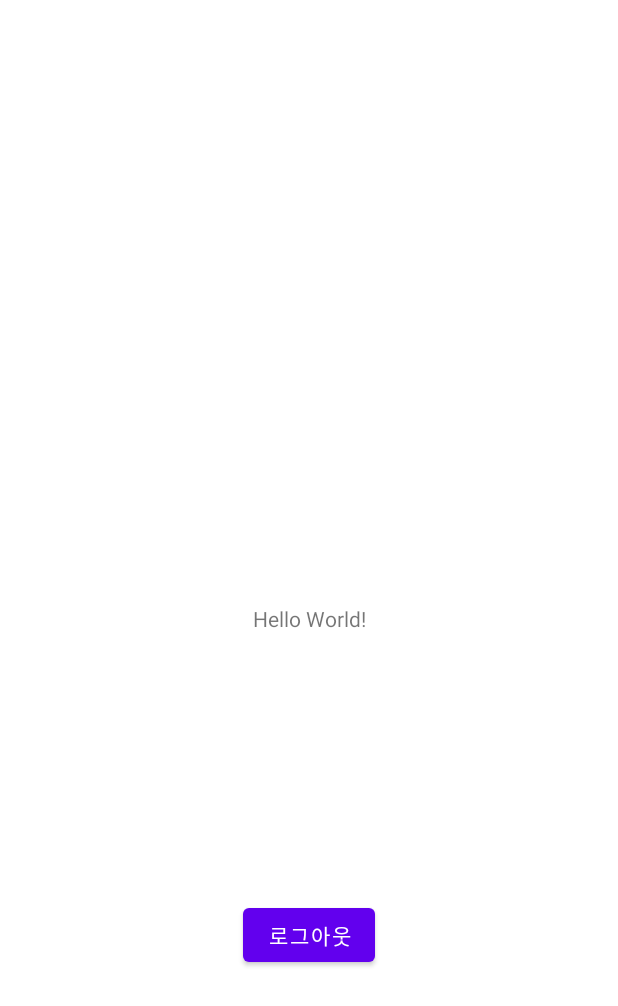
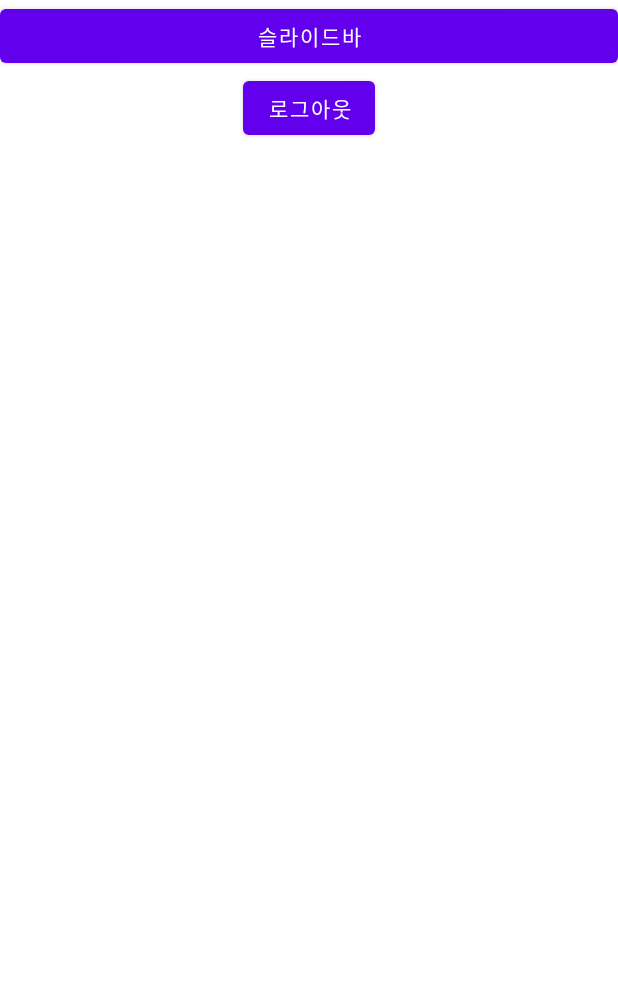
Before and after one commit to JIYUN1578/Share_calendar, an Android app: the layout activity_main.xml on its own in the app's theme, with its tools: preview values and no code run, on a phone screen of 412 x 824 dp. Shown: the top 1006 px of the screen. Run offline under Robolectric (Android 15) with nearby library versions, the phone set to English and light mode, and no system bars.

Commit message:
[20220926 손종하] 슬라이드바 구현

```diff
--- a/app/src/main/res/layout/activity_main.xml
+++ b/app/src/main/res/layout/activity_main.xml
@@ -1,29 +1,31 @@
 <?xml version="1.0" encoding="utf-8"?>
-<androidx.constraintlayout.widget.ConstraintLayout xmlns:android="http://schemas.android.com/apk/res/android"
+<androidx.drawerlayout.widget.DrawerLayout xmlns:android="http://schemas.android.com/apk/res/android"
     xmlns:app="http://schemas.android.com/apk/res-auto"
     xmlns:tools="http://schemas.android.com/tools"
+    android:id="@+id/drawer_layout"
     android:layout_width="match_parent"
     android:layout_height="match_parent"
     tools:context=".MainActivity">
 
-    <TextView
-        android:id="@+id/temptext"
-        android:layout_width="wrap_content"
-        android:layout_height="wrap_content"
-        android:text="Hello World!"
-        app:layout_constraintBottom_toBottomOf="parent"
-        app:layout_constraintEnd_toEndOf="parent"
-        app:layout_constraintStart_toStartOf="parent"
-        app:layout_constraintTop_toTopOf="parent" />
+    <LinearLayout
+        android:layout_width="match_parent"
+        android:layout_height="match_parent"
+        android:orientation="vertical" >
 
-    <Button
-        android:id="@+id/btn_logout"
-        android:layout_width="wrap_content"
-        android:layout_height="wrap_content"
-        android:text="로그아웃"
-        app:layout_constraintBottom_toBottomOf="parent"
-        app:layout_constraintEnd_toEndOf="parent"
-        app:layout_constraintStart_toStartOf="parent"
-        app:layout_constraintTop_toBottomOf="@+id/temptext" />
+        <Button
+            android:id="@+id/btn_open"
+            android:layout_width="match_parent"
+            android:layout_height="wrap_content"
+            android:text="슬라이드바" />
 
-</androidx.constraintlayout.widget.ConstraintLayout>
+        <Button
+            android:id="@+id/btn_logout"
+            android:layout_gravity="center_horizontal"
+            android:layout_width="wrap_content"
+            android:layout_height="wrap_content"
+            android:text="로그아웃" />
+
+    </LinearLayout>
+    <include layout="@layout/activity_drawer" />
+
+</androidx.drawerlayout.widget.DrawerLayout>
```
Also changed, not shown: app/src/main/AndroidManifest.xml (+4 -5 lines), app/src/main/java/ort/techtown/share_calendar/MainActivity.java (+56 -4 lines), app/src/main/res/layout/activity_drawer.xml (added, +15 -0 lines).
